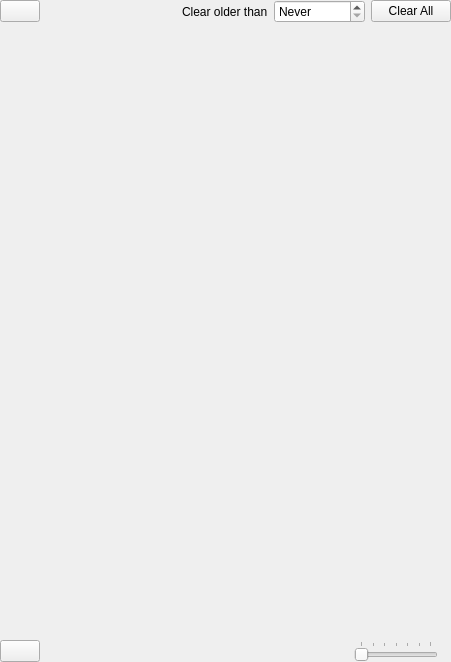
Qt form ui/BandmapWidget.ui (jg3hlx/QLog) before a commit.
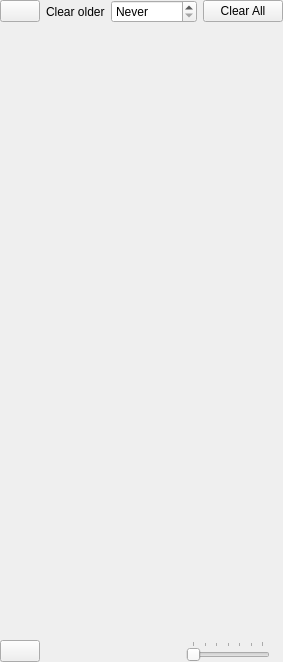
The same form after that commit. Icons and pictures are not drawn.

Commit message: Bandmap: Reducing the space required in the bandmap

What changed in the file:
```diff
--- a/ui/BandmapWidget.ui
+++ b/ui/BandmapWidget.ui
@@ -6,7 +6,7 @@
    <rect>
     <x>0</x>
     <y>0</y>
-    <width>451</width>
+    <width>283</width>
     <height>662</height>
    </rect>
   </property>
@@ -77,12 +77,18 @@
       <item>
        <widget class="QLabel" name="clearSpotOlderLabel">
         <property name="text">
-         <string>Clear older than</string>
+         <string>Clear older</string>
         </property>
        </widget>
       </item>
       <item>
        <widget class="QSpinBox" name="clearSpotOlderSpin">
+        <property name="sizePolicy">
+         <sizepolicy hsizetype="Minimum" vsizetype="Fixed">
+          <horstretch>0</horstretch>
+          <verstretch>0</verstretch>
+         </sizepolicy>
+        </property>
         <property name="focusPolicy">
          <enum>Qt::ClickFocus</enum>
         </property>
@@ -135,7 +141,7 @@
        <rect>
         <x>0</x>
         <y>0</y>
-        <width>451</width>
+        <width>283</width>
         <height>591</height>
        </rect>
       </property>
```
The commit also changes 1 other file.
